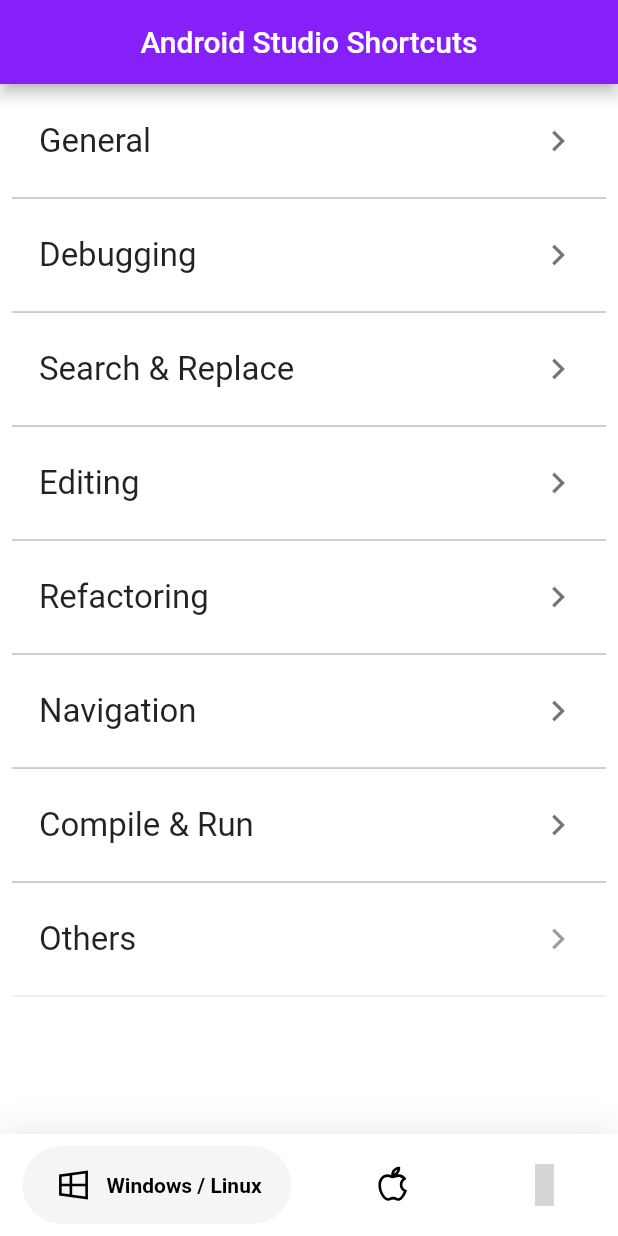
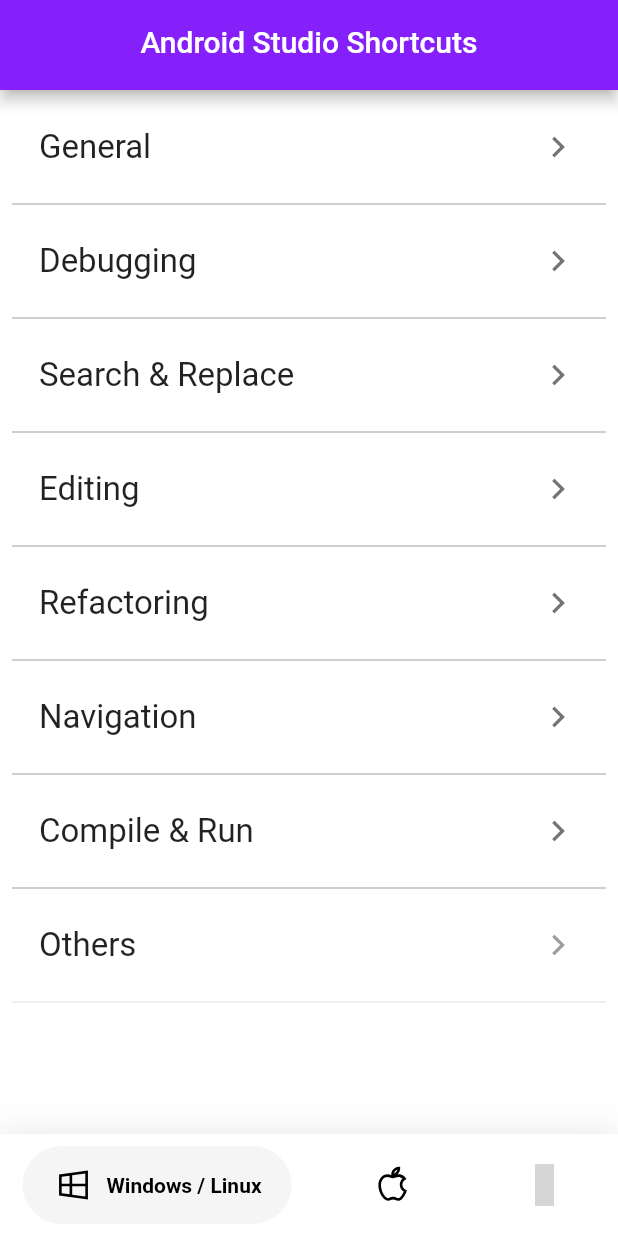
Before and after one commit to darshank26/android_studio_shortcuts, a Flutter app: the screen it shows after launch, on a phone screen of 412 x 824 dp. Run offline on Flutter 3.47's test engine with Material 2 defaults, Android fonts, the phone set to English and light mode, and no system bars; drawn by our look-alikes of google_nav_bar; our stand-ins replace firebase_core, get, google_fonts, google_mobile_ads, line_icons, share; missing offline and left inert: launch_review, onesignal_flutter; accounts and stored records are empty; grey boxes are pictures that could not be loaded.

Commit message:
Ads, logo, JKS file

```diff
--- a/lib/AdHelper/adshelper.dart
+++ b/lib/AdHelper/adshelper.dart
@@ -2,13 +2,13 @@
 
 class AdHelper {
 
-  static String get bannerAdUnitIdOfHomeScreen {
-    if (Platform.isAndroid) {
-      return 'ca-app-pub-2180535035689124/9507745772';
-    }  else {
-      throw UnsupportedError('Unsupported platform');
-    }
-  }
+  // static String get bannerAdUnitIdOfHomeScreen {
+  //   if (Platform.isAndroid) {
+  //     return 'ca-app-pub-2180535035689124/9507745772';
+  //   }  else {
+  //     throw UnsupportedError('Unsupported platform');
+  //   }
+  // }
 
 
   static String get appOpenAd {
--- a/lib/Screens/MainScreen.dart
+++ b/lib/Screens/MainScreen.dart
@@ -26,6 +26,7 @@
 class _MainScreenState extends State<MainScreen> {
 
 
+
   int _selectedIndex = 0;
   static const TextStyle optionStyle =
   TextStyle(fontSize: 32, fontWeight: FontWeight.w600);
@@ -42,11 +43,13 @@
   Widget build(BuildContext context) {
 
 
-
     return Scaffold(
       backgroundColor: Colors.white,
-      appBar: AppBar(
-        title: const Text("Android Studio Shortcuts",), centerTitle: true,
+      appBar: PreferredSize(
+        preferredSize: Size.fromHeight(60.0), // here the desired height
+        child: AppBar(
+          title: const Text("Android Studio Shortcuts",), centerTitle: true,
+        ),
       ),
       body: Center(
         child: _widgetOptions.elementAt(_selectedIndex),
@@ -382,31 +385,33 @@
   }
 
   static  CustomeListMore() {
-    const String toLaunchPP = 'http://darshankomu.com/apps/Marathi%20Aarti%20Sangrah/privacypolicy.html';
-    const String toLaunchTC = 'http://darshankomu.com/apps/Marathi%20Aarti%20Sangrah/privacypolicy.html';
+    const String toLaunchPP = 'https://darshankomu.com/apps/AndroidStudioShortcuts/PrivacyPolicy.html';
+    const String toLaunchTC = 'https://darshankomu.com/apps/AndroidStudioShortcuts/TermsAndCondition.html';
     const String toLaunch = "https://play.google.com/store/apps/developer?id=Darshan+Komu";
 
     return ListView(
       padding: const EdgeInsets.all(8),
       children:  <Widget>[
-        Padding(
-          padding: EdgeInsets.all(2.0),
-          child: ListTile( title: const Text('About App',style: TextStyle(fontSize: 22.0,color: Colors.black87),
-          ),
-            onTap: (){
-
-            },
-            leading: Icon(LineIcons.user,color: Colors.black),
-            trailing: Icon(
-              Icons.keyboard_arrow_right_outlined,
-              color: Colors.black54,
-              size: 28,
-            ),
-          ),
-        ),
-        Divider(
-            color: Colors.black38
-        ),
+        // Padding(
+        //   padding: EdgeInsets.all(2.0),
+        //   child: ListTile( title: const Text('About App',style: TextStyle(fontSize: 22.0,color: Colors.black87),
+        //   ),
+        //     onTap: (){
+        //
+        //       Get.dialog(CustomSimpleDialog());
+        //
+        //     },
+        //     leading: Icon(LineIcons.user,color: Colors.black),
+        //     trailing: Icon(
+        //       Icons.keyboard_arrow_right_outlined,
+        //       color: Colors.black54,
+        //       size: 28,
+        //     ),
+        //   ),
+        // ),
+        // Divider(
+        //     color: Colors.black38
+        // ),
         Padding(
           padding: EdgeInsets.all(2.0),
           child: ListTile( title: const Text('More App',style: TextStyle(fontSize: 22.0,color: Colors.black87),
@@ -567,4 +572,5 @@
   }
 
 
+
 }
--- a/lib/main.dart
+++ b/lib/main.dart
@@ -145,7 +145,7 @@
 
     // NOTE: Replace with your own app ID from https://www.onesignal.com
     await OneSignal.shared
-        .setAppId("2a335685-47a2-4c6a-8c19-8d926e9a529f");
+        .setAppId("9265b2d8-5dd8-4fa3-9ee4-242f1b254c87");
 
     // OneSignal.shared
     //     .setInFocusDisplayType(OSNotificationDisplayType.notification);
@@ -233,16 +233,7 @@
       title: 'Android Studio Shortcuts',
       home: Scaffold(
         body: Container(
-          decoration: BoxDecoration(
-              gradient: LinearGradient(
-                begin: Alignment.topRight,
-                end: Alignment.bottomRight,
-                colors: [
-                  Colors.purple,
-                  Colors.pink,
-                  Colors.orange,
-                ],
-              )),
+          color: kprimarycolor,
           child: Stack(
             children: [
               Column(
```
Also changed, not shown: 7 other files.
